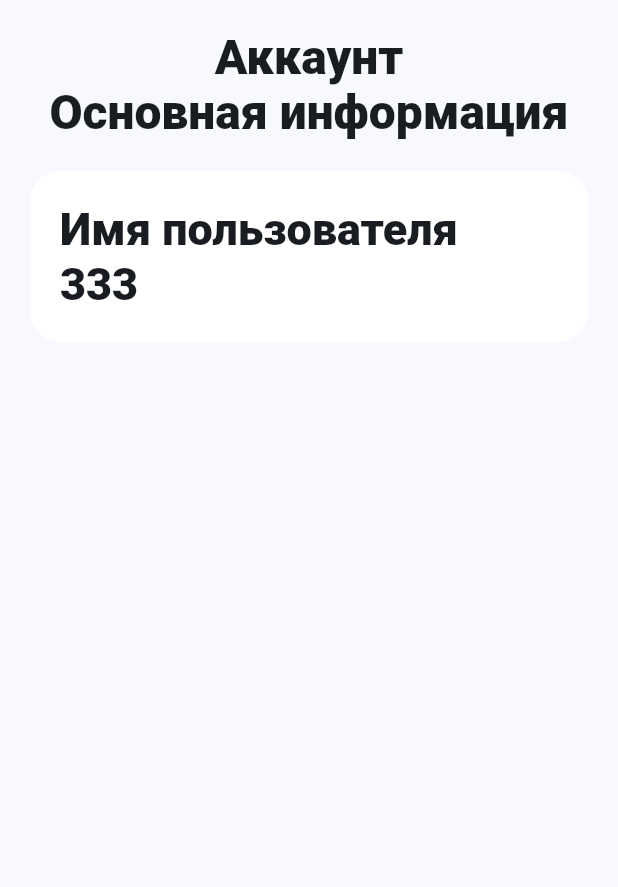
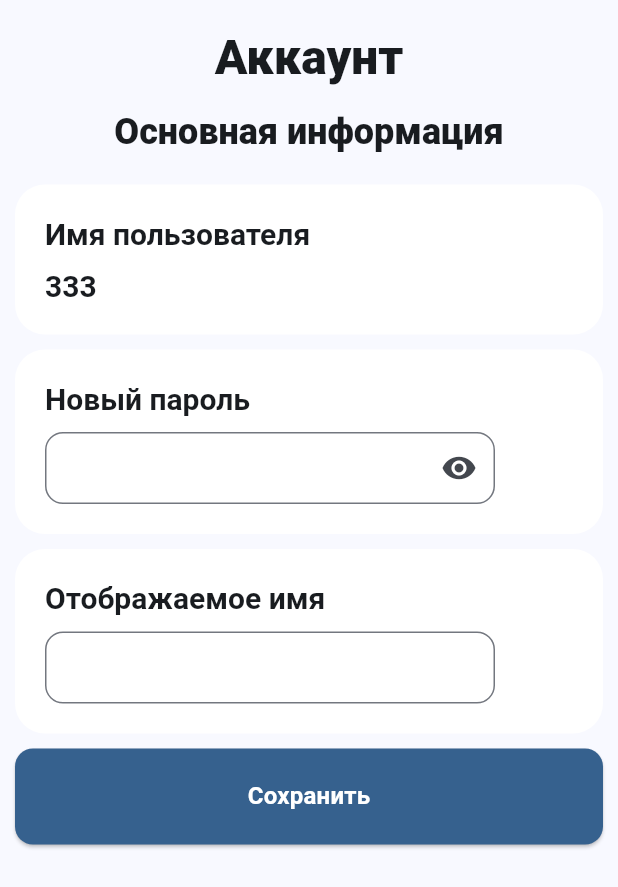
Before and after one commit to IvanKrepk/cab_pwa, a Flutter app: the PageAccount widget shown alone on an empty page, opened directly, on a phone screen of 412 x 824 dp. Shown: the top 887 px of the screen. Run offline on Flutter 3.47's test engine with Material 3 defaults, Android fonts, the phone set to English and light mode, and no system bars; our stand-ins replace flutter_svg, qr_flutter.

Commit message:
Add Account page

```diff
--- /dev/null
+++ b/flutter_cab_pwa/lib/element_password_field.dart
@@ -0,0 +1,40 @@
+// element_password_field
+import 'package:flutter/material.dart';
+
+class ElementPasswordField extends StatefulWidget {
+  const ElementPasswordField({super.key, this.style});
+
+  final TextStyle? style;
+
+  @override
+  State<StatefulWidget> createState() {
+    return _ElementPasswordFieldState();
+  }
+
+}
+
+class _ElementPasswordFieldState extends State<ElementPasswordField> {
+
+  // Отображать пароль или не отображать
+  bool _isPasswordVisible = false;
+
+  @override
+  Widget build(BuildContext context) {
+    return TextField(
+      style: widget.style,
+      obscureText: !_isPasswordVisible,
+      decoration: InputDecoration(
+        suffixIcon: IconButton(
+          icon: Icon(
+            (_isPasswordVisible != true) ? Icons.visibility : Icons.visibility_off
+          ),
+          onPressed: () {
+            setState(() {
+              _isPasswordVisible = !_isPasswordVisible;
+            });
+          }
+        )
+      ),
+    );
+  }
+}
--- a/flutter_cab_pwa/lib/page_account.dart
+++ b/flutter_cab_pwa/lib/page_account.dart
@@ -1,6 +1,7 @@
 // page_account.dart
 import 'package:flutter/material.dart';
 import 'package:flutter_cab_pwa/styles/styles_shapes.dart';
+import 'element_password_field.dart';
 
 class PageAccount extends StatelessWidget {
   const PageAccount({super.key});
@@ -15,7 +16,10 @@ class PageAccount extends StatelessWidget {
       decoration: BoxDecoration(
         color: colorScheme.surface
       ),
+      child: Align(
+        alignment: Alignment.topCenter,
         child: Column (
+          mainAxisSize: MainAxisSize.min,
           children: [
             Text(
               "Аккаунт",
@@ -23,37 +27,40 @@ class PageAccount extends StatelessWidget {
                 color: colorScheme.onSurface
               ),
             ),
+            SizedBox(height: 15),
             Text(
               "Основная информация",
-            style: themeData.textTheme.displayMedium?.apply(
+              style: themeData.textTheme.headlineMedium?.apply(
                 color: colorScheme.onSurface
               ),
             ),
-          Container(
-            margin: appContainerMargin,
+            // Имя пользователя
+            Center(
+                child: Container(
+                  margin: EdgeInsets.only(top: 20),
                   padding: appContainerPadding,
                   decoration: BoxDecoration(
                     borderRadius: appContainerBorderRadius,
                     color: colorScheme.surfaceContainerLowest
                   ),
                   child: Column(
+                    mainAxisSize: MainAxisSize.min,
                     children: [
                       Align(
                         alignment: Alignment.centerLeft,
                         child: Text(
                           "Имя пользователя",
-                    textAlign: TextAlign.left,
-                    style: themeData.textTheme.displaySmall?.apply(
+                          style: themeData.textTheme.titleLarge?.apply(
                             color: colorScheme.onSurface
                           ),
                         )
                       ),
+                      SizedBox(height: 10),
                       Align(
                         alignment: Alignment.centerLeft,
                         child: Text(
                           "333",
-                    textAlign: TextAlign.left,
-                    style: themeData.textTheme.displaySmall?.apply(
+                          style: themeData.textTheme.titleLarge?.apply(
                             color: colorScheme.onSurface
                           ),
                         )
@@ -61,7 +68,93 @@ class PageAccount extends StatelessWidget {
                     ],
                   ),
                 )
+              ),
+            // Новый пароль
+            Center(
+              child: Container(
+                margin: EdgeInsets.only(top: 10),
+                padding: appContainerPadding,
+                decoration: BoxDecoration(
+                  borderRadius: appContainerBorderRadius,
+                  color: colorScheme.surfaceContainerLowest
+                ),
+                child: Column(
+                  mainAxisSize: MainAxisSize.min,
+                  children: [
+                    Align(
+                      alignment: Alignment.centerLeft,
+                      child: Text(
+                        "Новый пароль",
+                        style: themeData.textTheme.titleLarge?.apply(
+                          color: colorScheme.onSurface
+                        ),
+                      )
+                    ),
+                    SizedBox(height: 10),
+                    Align(
+                      alignment: Alignment.centerLeft,
+                      child: ConstrainedBox(
+                        constraints: BoxConstraints(maxWidth: 300),
+                        child: ElementPasswordField()
+                      )
+                    )
+                  ],
+                ),
+              )
+            ),
+            // Отображаемое имя
+            Center(
+              child: Container(
+                margin: EdgeInsets.only(top: 10),
+                padding: appContainerPadding,
+                decoration: BoxDecoration(
+                  borderRadius: appContainerBorderRadius,
+                  color: colorScheme.surfaceContainerLowest
+                ),
+                child: Column(
+                  mainAxisSize: MainAxisSize.min,
+                  children: [
+                    Align(
+                      alignment: Alignment.centerLeft,
+                      child: Text(
+                        "Отображаемое имя",
+                        style: themeData.textTheme.titleLarge?.apply(
+                          color: colorScheme.onSurface
+                        ),
+                      )
+                    ),
+                    SizedBox(height: 10),
+                    Align(
+                      alignment: Alignment.centerLeft,
+                      child: ConstrainedBox(
+                        constraints: BoxConstraints(maxWidth: 300),
+                        child: TextField(),
+                      )
+                    )
+                  ],
+                ),
+              )
+            ),
+            SizedBox(height: 10),
+            SizedBox(
+              width: double.infinity,
+              child: ElevatedButton(
+                style: ElevatedButton.styleFrom(
+                  padding: EdgeInsets.symmetric(vertical: 20)
+                ),
+                child: Text(
+                  "Сохранить",
+                  style: themeData.textTheme.titleMedium?.apply(
+                    color: colorScheme.onPrimary
+                  )
+                ),
+                onPressed: (){
+                  // Сохраняем настройки аккаунта ...
+                }
+              )
+            )
           ]
+        )
       )
     );
   }
--- a/flutter_cab_pwa/lib/screen_main.dart
+++ b/flutter_cab_pwa/lib/screen_main.dart
@@ -63,7 +63,7 @@ class _StateMainScreen extends State<ScreenMain> {
                 )
               ],
             ),
-            // Меню аккаунта и настроек
+            // Меню аккаунта и основное меню
             Row(
               children: [
                 // Меню аккаунта
@@ -82,7 +82,7 @@ class _StateMainScreen extends State<ScreenMain> {
                     _showAccountMenu(context);
                   }
                 ),
-                // Меню настроек
+                // Основное меню
                 IconButton(
                   icon: SvgPicture.asset(
                     "assets/menu_icon.svg",
--- a/flutter_cab_pwa/lib/styles/app_theme.dart
+++ b/flutter_cab_pwa/lib/styles/app_theme.dart
@@ -66,8 +66,28 @@ final appTheme = ThemeData(
 
   // Стили для шрифтов
   textTheme: TextTheme(
+    bodySmall: TextStyle(
+      fontSize: 12,
+      fontFamily: 'Roboto',
+      fontWeight: FontWeight.normal
+    ),
+    bodyMedium: TextStyle(
+      fontSize: 14,
+      fontFamily: 'Roboto',
+      fontWeight: FontWeight.normal
+    ),
+    bodyLarge: TextStyle(
+      fontSize: 16,
+      fontFamily: 'Roboto',
+      fontWeight: FontWeight.normal
+    ),
     titleMedium: TextStyle(
       fontSize: 16,
+      fontFamily: 'Roboto',
+      fontWeight: FontWeight.bold
+    ),
+    titleLarge: TextStyle(
+      fontSize: 20,
       fontFamily: 'Roboto',
       fontWeight: FontWeight.bold
     ),
```
Lines whose indentation alone changed are shown as unchanged.
